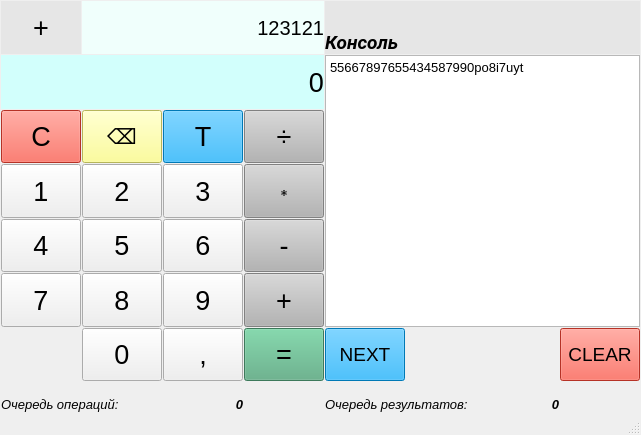
Above: InteltehCalculator/mainwindow.ui from Dronches/InteltehCalculator before the change. Below: the same form after it.
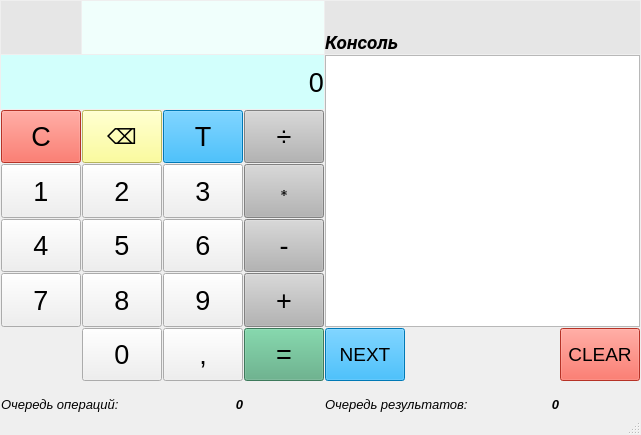
That is the form after the change.

Commit message: Base processing digit operations

```diff
--- a/InteltehCalculator/mainwindow.ui
+++ b/InteltehCalculator/mainwindow.ui
@@ -637,7 +637,7 @@
 &lt;html&gt;&lt;head&gt;&lt;meta name=&quot;qrichtext&quot; content=&quot;1&quot; /&gt;&lt;style type=&quot;text/css&quot;&gt;
 p, li { white-space: pre-wrap; }
 &lt;/style&gt;&lt;/head&gt;&lt;body style=&quot; font-family:'Sans Serif'; font-size:12pt; font-weight:400; font-style:normal;&quot;&gt;
-&lt;p style=&quot; margin-top:0px; margin-bottom:0px; margin-left:0px; margin-right:0px; -qt-block-indent:0; text-indent:0px;&quot;&gt;&lt;span style=&quot; font-size:10pt;&quot;&gt;55667897655434587990po8i7uyt&lt;/span&gt;&lt;/p&gt;&lt;/body&gt;&lt;/html&gt;</string>
+&lt;p style=&quot;-qt-paragraph-type:empty; margin-top:0px; margin-bottom:0px; margin-left:0px; margin-right:0px; -qt-block-indent:0; text-indent:0px;&quot;&gt;&lt;br /&gt;&lt;/p&gt;&lt;/body&gt;&lt;/html&gt;</string>
         </property>
        </widget>
       </item>
@@ -664,7 +664,7 @@
          <string notr="true">background-color: rgb(230, 230, 230);</string>
         </property>
         <property name="text">
-         <string>+</string>
+         <string/>
         </property>
         <property name="alignment">
          <set>Qt::AlignCenter</set>
@@ -694,7 +694,7 @@
          <string notr="true">background-color: rgb(240, 255, 252);</string>
         </property>
         <property name="text">
-         <string>123121</string>
+         <string/>
         </property>
         <property name="alignment">
          <set>Qt::AlignRight|Qt::AlignTrailing|Qt::AlignVCenter</set>
```
The commit also changes 2 other files.
